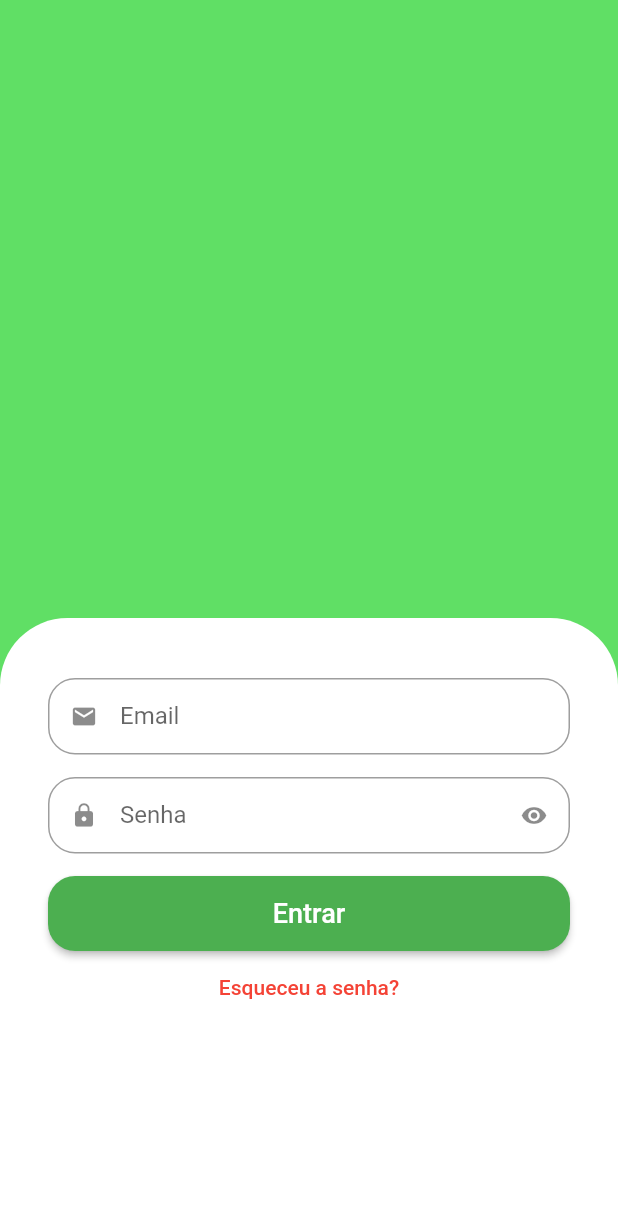
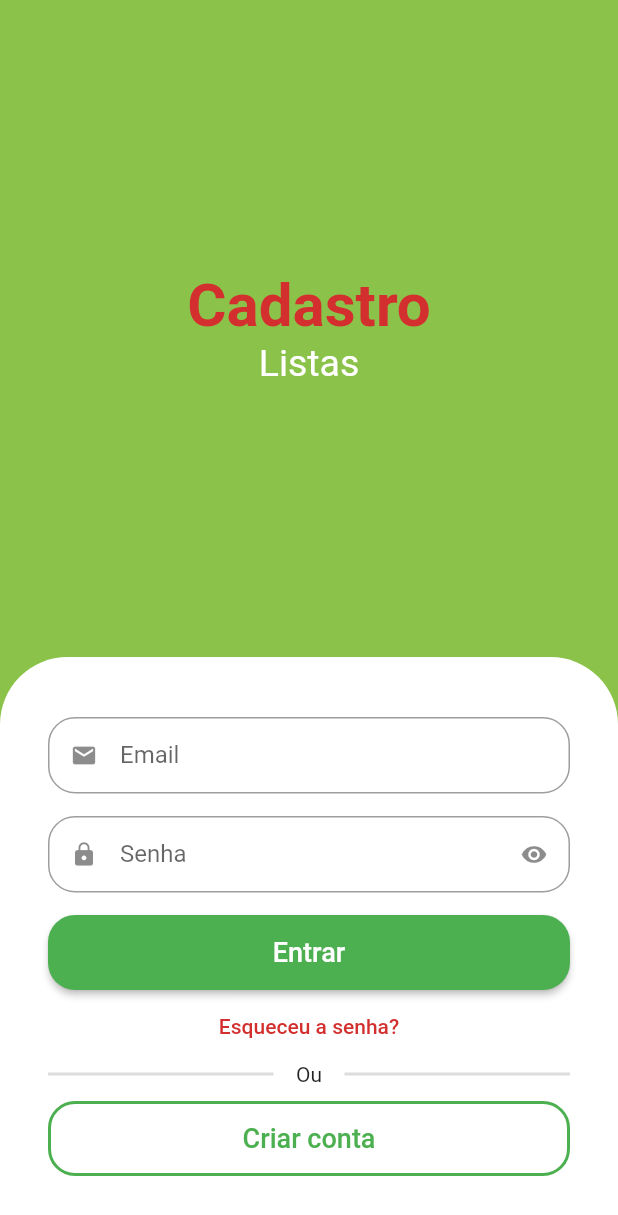
Before and after one commit to BrunoSMendes89/greengrocery-flutter, a Flutter app: the screen it shows after launch, on a phone screen of 412 x 824 dp. Shown: the top 1215 px of the screen. Run offline on Flutter 3.47's test engine with Material 2 defaults, Android fonts, the phone set to English and light mode, and no system bars; drawn by our look-alikes of animated_text_kit.

Commit message:
Finalizing Sig In Screen and Sign Up Screen Created.

```diff
--- a/lib/src/auth/components/custom_text_field.dart
+++ b/lib/src/auth/components/custom_text_field.dart
@@ -1,5 +1,3 @@
-import 'dart:isolate';
-
 import 'package:flutter/material.dart';
 
 class CustomTextField extends StatefulWidget {
@@ -23,7 +21,6 @@ class _CustomTextFieldState extends State<CustomTextField> {
 
   @override
   void initState() {
-    // TODO: implement initState
     super.initState();
 
     isObscure = widget.isSecret;
--- a/lib/src/auth/sign_in_screen.dart
+++ b/lib/src/auth/sign_in_screen.dart
@@ -1,30 +1,72 @@
+import 'package:animated_text_kit/animated_text_kit.dart';
 import 'package:flutter/material.dart';
-import 'package:flutter/src/widgets/container.dart';
-import 'package:flutter/src/widgets/framework.dart';
 import 'package:greengrocer/src/auth/components/custom_text_field.dart';
+import 'package:greengrocer/src/config/custom_colors.dart';
+
+import 'sign_up_screen.dart';
 
 class SignInScreen extends StatelessWidget {
   const SignInScreen({super.key});
 
   @override
   Widget build(BuildContext context) {
+    final size = MediaQuery.of(context).size;
+
     return Scaffold(
-      backgroundColor: const Color.fromARGB(255, 96, 223, 101),
-      body: Column(children: [
+      backgroundColor: CustomColors.customSwatchColor,
+      body: SingleChildScrollView(
+        child: SizedBox(
+          height: size.height,
+          width: size.width,
+          child: Column(children: [
             Expanded(
-          child: Container(
-            color: const Color.fromARGB(255, 96, 223, 101),
+                child: Column(
+              mainAxisAlignment: MainAxisAlignment.center,
+              children: [
+                //Nome do App
+                Text.rich(
+                  TextSpan(
+                    style: const TextStyle(fontSize: 40),
+                    children: [
+                      TextSpan(
+                        text: 'Cadastro',
+                        style: TextStyle(
+                          color: CustomColors.customContrastColor,
+                          fontWeight: FontWeight.bold,
+                        ),
+                      )
+                    ],
                   ),
                 ),
-        Expanded(
-          child: Container(
+                //Animação
+                SizedBox(
+                  height: 30,
+                  child: DefaultTextStyle(
+                    style: const TextStyle(fontSize: 25),
+                    child: AnimatedTextKit(
+                      pause: Duration.zero,
+                      repeatForever: true,
+                      animatedTexts: [
+                        FadeAnimatedText('Listas'),
+                        FadeAnimatedText('de'),
+                        FadeAnimatedText('Usuários')
+                      ],
+                    ),
+                  ),
+                ),
+              ],
+            )),
+
+            //Form
+            Container(
               padding: const EdgeInsets.symmetric(
                 horizontal: 32,
                 vertical: 40,
               ),
               decoration: const BoxDecoration(
                   color: Colors.white,
-                borderRadius: BorderRadius.vertical(top: Radius.circular(45))),
+                  borderRadius:
+                      BorderRadius.vertical(top: Radius.circular(45))),
               child: Column(
                 crossAxisAlignment: CrossAxisAlignment.stretch,
                 children: [
@@ -40,7 +82,7 @@ class SignInScreen extends StatelessWidget {
                     label: 'Senha',
                     isSecret: true,
                   ),
-
+                  //Entrar
                   SizedBox(
                       height: 50,
                       child: ElevatedButton(
@@ -52,23 +94,73 @@ class SignInScreen extends StatelessWidget {
                             'Entrar',
                             style: TextStyle(fontSize: 18),
                           ))),
-
+                  //Esqueceu a Senha
                   Align(
                     alignment: Alignment.center,
                     child: TextButton(
                         onPressed: () {},
-                      child: const Text(
+                        child: Text(
                           'Esqueceu a senha?',
                           style: TextStyle(
-                          color: Colors.red,
+                            color: CustomColors.customContrastColor,
                           ),
+                        )),
+                  ),
+
+                  //Divisor
+                  Padding(
+                    padding: const EdgeInsets.only(bottom: 10),
+                    child: Row(
+                      children: [
+                        Expanded(
+                          child: Divider(
+                            color: Colors.grey.withAlpha(90),
+                            thickness: 2,
+                          ),
+                        ),
+                        const Padding(
+                          padding: EdgeInsets.symmetric(horizontal: 15),
+                          child: Text('Ou'),
+                        ),
+                        Expanded(
+                          child: Divider(
+                            color: Colors.grey.withAlpha(90),
+                            thickness: 2,
+                          ),
+                        ),
+                      ],
+                    ),
+                  ),
+
+                  //New User Button
+                  SizedBox(
+                    height: 50,
+                    child: OutlinedButton(
+                        style: OutlinedButton.styleFrom(
+                          shape: RoundedRectangleBorder(
+                              borderRadius: BorderRadius.circular(18)),
+                          side: const BorderSide(
+                            width: 2,
+                            color: Colors.green,
+                          ),
+                        ),
+                        onPressed: () {
+                          Navigator.of(context)
+                              .push(MaterialPageRoute(builder: (context) {
+                            return SignUpScreen();
+                          }));
+                        },
+                        child: const Text(
+                          'Criar conta',
+                          style: TextStyle(fontSize: 18),
                         )),
                   )
                 ],
               ),
             ),
+          ]),
         ),
-      ]),
+      ),
     );
   }
 }
--- /dev/null
+++ b/lib/src/config/custom_colors.dart
@@ -0,0 +1,20 @@
+import 'package:flutter/material.dart';
+
+Map<int, Color> _swatchOpacity = {
+  50: const Color.fromRGBO(139, 95, 74, .1),
+  100: const Color.fromRGBO(139, 95, 74, .2),
+  200: const Color.fromRGBO(139, 95, 74, .3),
+  300: const Color.fromRGBO(139, 95, 74, .4),
+  400: const Color.fromRGBO(139, 95, 74, .5),
+  500: const Color.fromRGBO(139, 95, 74, .6),
+  600: const Color.fromRGBO(139, 95, 74, .7),
+  700: const Color.fromRGBO(139, 95, 74, .8),
+  800: const Color.fromRGBO(139, 95, 74, .9),
+  900: const Color.fromRGBO(139, 95, 74, 1),
+};
+
+abstract class CustomColors {
+  static Color customContrastColor = Colors.red.shade700;
+  static MaterialColor customSwatchColor =
+      MaterialColor(0xFF8BC34A, _swatchOpacity);
+}
--- a/pubspec.yaml
+++ b/pubspec.yaml
@@ -36,6 +36,7 @@ dependencies:
   # The following adds the Cupertino Icons font to your application.
   # Use with the CupertinoIcons class for iOS style icons.
   cupertino_icons: ^1.0.2
+  animated_text_kit: ^4.2.2
 
 dev_dependencies:
   flutter_test:
```
Also changed, not shown: lib/src/auth/sign_up_screen.dart (added, +100 -0 lines), pubspec.lock. Lines whose indentation alone changed are shown as unchanged.
